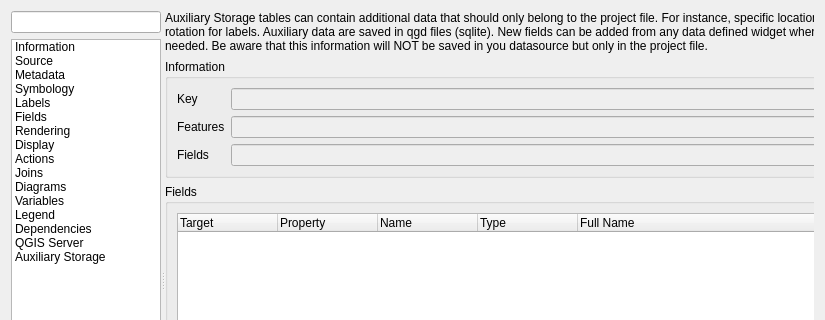
This is src/ui/qgsvectorlayerpropertiesbase.ui in qgis/QGIS as Qt 5 draws it before an edit; both pictures show x 0 to 825 and y 0 to 320 of the 825 by 588 pixel window. The edited form follows.
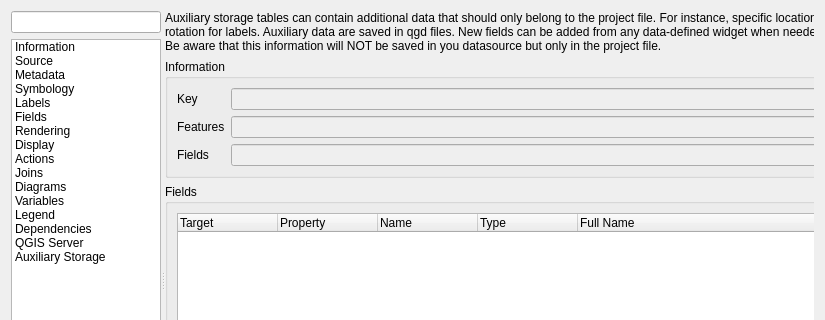
This is the edited form. The open tabs and pages were chosen to show the change. Icons and pictures are not drawn. Custom widgets are drawn as their Qt base class.

Commit message: Update information label

What changed in the file:
```diff
--- a/src/ui/qgsvectorlayerpropertiesbase.ui
+++ b/src/ui/qgsvectorlayerpropertiesbase.ui
@@ -2225,7 +2225,7 @@
             <item row="0" column="0">
              <widget class="QLabel" name="label_6">
               <property name="text">
-               <string>Auxiliary Storage tables can contain additional data that should only belong to the project file. For instance, specific location or rotation for labels. Auxiliary data are saved in qgd files (sqlite). New fields can be added from any data defined widget when needed. Be aware that this information will NOT be saved in you datasource but only in the project file.</string>
+               <string>Auxiliary storage tables can contain additional data that should only belong to the project file. For instance, specific location or rotation for labels. Auxiliary data are saved in qgd files. New fields can be added from any data-defined widget when needed. Be aware that this information will NOT be saved in you datasource but only in the project file.</string>
               </property>
               <property name="wordWrap">
                <bool>true</bool>
```
